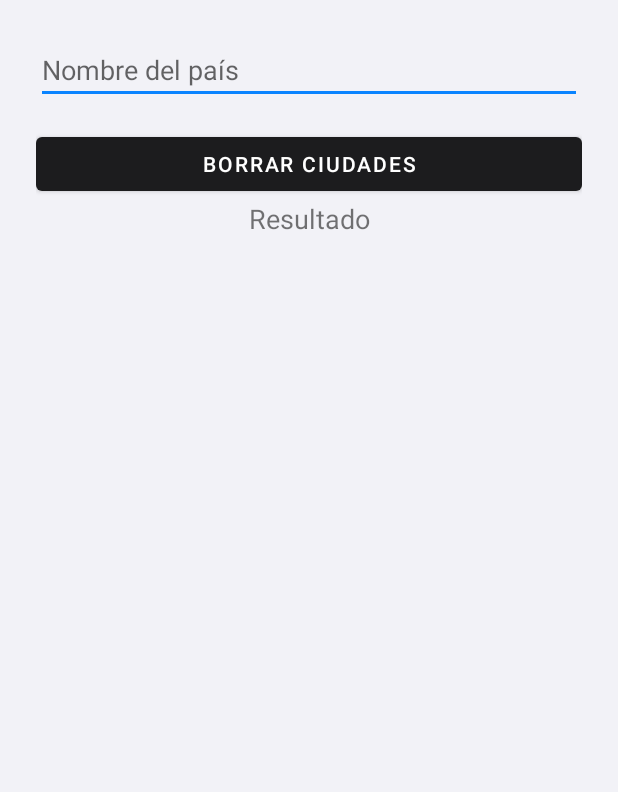
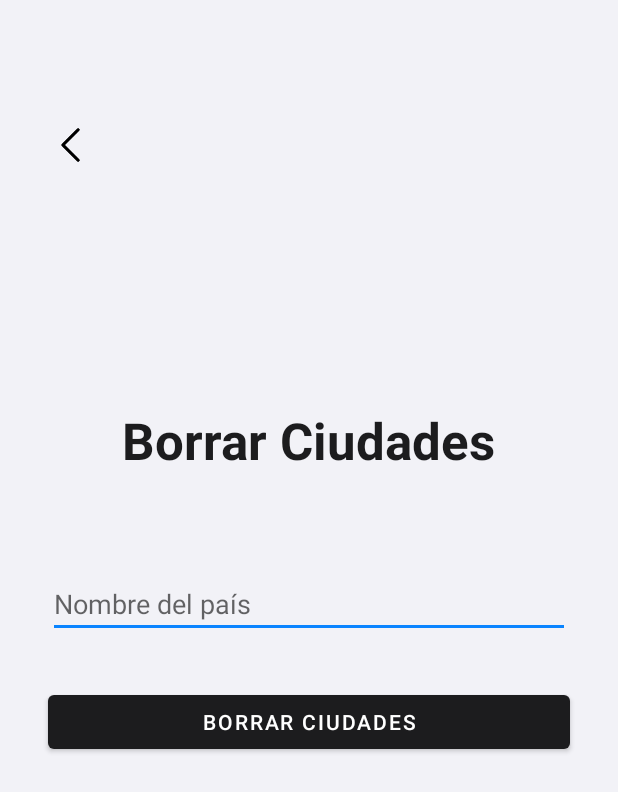
Before and after one commit to benjaelizalde/GP5-TP2_AplicacionesMoviles, an Android app: the BorrarCiudadesPorPaisActivity screen opened directly, with no data from a screen before it, on a phone screen of 412 x 824 dp. Shown: the top 792 px of the screen. Run offline under Robolectric (Android 15) with nearby library versions, the phone set to English and light mode, and no system bars; our stand-ins replace Room's generated code.

Commit message:
Corrige posicion de elementos de activity_borrar_ciudades_por_pais.xml y ajusta codigo de BorrarCiudadesPorPaisActivity

```diff
--- a/TP2_Capitales/app/src/main/java/com/grupo5/app2_capitales/BorrarCiudadesPorPaisActivity.kt
+++ b/TP2_Capitales/app/src/main/java/com/grupo5/app2_capitales/BorrarCiudadesPorPaisActivity.kt
@@ -6,12 +6,14 @@
 import androidx.lifecycle.lifecycleScope
 import com.grupo5.app2_capitales.data.AppDatabase
 import kotlinx.coroutines.launch
+import android.view.View
 
 class BorrarCiudadesPorPaisActivity : AppCompatActivity() {
 
     private lateinit var etPaisABorrar: EditText
     private lateinit var btnBorrarCiudades: Button
     private lateinit var tvResultadoBorrado: TextView
+    private lateinit var ivBack: ImageView
     private lateinit var db: AppDatabase
 
     override fun onCreate(savedInstanceState: Bundle?) {
@@ -21,7 +23,12 @@
         etPaisABorrar = findViewById(R.id.etPaisABorrar)
         btnBorrarCiudades = findViewById(R.id.btnBorrarCiudades)
         tvResultadoBorrado = findViewById(R.id.tvResultadoBorrado)
+        ivBack = findViewById(R.id.ivBack)
         db = AppDatabase.getDatabase(this)
+
+        ivBack.setOnClickListener {
+            finish()
+        }
 
         btnBorrarCiudades.setOnClickListener {
             val pais = etPaisABorrar.text.toString().trim()
@@ -39,5 +46,6 @@
 
     private fun mostrarResultado(mensaje: String) {
         tvResultadoBorrado.text = mensaje
+        tvResultadoBorrado.visibility = View.VISIBLE
     }
 }
--- a/TP2_Capitales/app/src/main/res/layout/activity_borrar_ciudades_por_pais.xml
+++ b/TP2_Capitales/app/src/main/res/layout/activity_borrar_ciudades_por_pais.xml
@@ -5,13 +5,43 @@
     android:layout_height="match_parent"
     android:padding="24dp">
 
+    <ImageView
+        android:id="@+id/ivBack"
+        android:layout_width="30dp"
+        android:layout_height="25dp"
+        android:layout_marginStart="8dp"
+        android:layout_marginTop="60dp"
+        android:contentDescription="Volver"
+        app:layout_constraintStart_toStartOf="parent"
+        app:layout_constraintTop_toTopOf="parent"
+        app:srcCompat="@drawable/back" />
+
+    <TextView
+        android:id="@+id/tvTitulo"
+        android:layout_width="wrap_content"
+        android:layout_height="wrap_content"
+        android:layout_marginBottom="48dp"
+        android:text="Borrar Ciudades"
+        android:textAppearance="@style/TextAppearance.AppCompat.Display1"
+        android:textColor="@color/colorPrimary"
+        android:textStyle="bold"
+        app:layout_constraintBottom_toTopOf="@id/etPaisABorrar"
+        app:layout_constraintEnd_toEndOf="parent"
+        app:layout_constraintStart_toStartOf="parent"
+        app:layout_constraintTop_toTopOf="parent"
+        app:layout_constraintVertical_chainStyle="packed"  />
+
     <EditText
         android:id="@+id/etPaisABorrar"
         android:layout_width="0dp"
         android:layout_height="wrap_content"
         android:hint="Nombre del país"
         android:inputType="text"
-        app:layout_constraintTop_toTopOf="parent"
+        android:layout_marginTop="16dp"
+        android:layout_marginStart="8dp"
+        android:layout_marginEnd="8dp"
+        app:layout_constraintTop_toBottomOf="@id/tvTitulo"
+        app:layout_constraintBottom_toTopOf="@id/btnBorrarCiudades"
         app:layout_constraintStart_toStartOf="parent"
         app:layout_constraintEnd_toEndOf="parent" />
 
@@ -20,8 +50,11 @@
         android:layout_width="0dp"
         android:layout_height="wrap_content"
         android:text="Borrar ciudades"
-        android:layout_marginTop="16dp"
+        android:layout_marginTop="32dp"
+        android:layout_marginStart="8dp"
+        android:layout_marginEnd="8dp"
         app:layout_constraintTop_toBottomOf="@id/etPaisABorrar"
+        app:layout_constraintBottom_toTopOf="@id/tvResultadoBorrado"
         app:layout_constraintStart_toStartOf="parent"
         app:layout_constraintEnd_toEndOf="parent" />
 
@@ -29,9 +62,12 @@
         android:id="@+id/tvResultadoBorrado"
         android:layout_width="0dp"
         android:layout_height="wrap_content"
+        android:layout_marginTop="24dp"
         android:text="Resultado"
         android:textSize="18sp"
         android:gravity="center"
+        android:visibility="invisible"
+        app:layout_constraintBottom_toBottomOf="parent"
         app:layout_constraintTop_toBottomOf="@id/btnBorrarCiudades"
         app:layout_constraintStart_toStartOf="parent"
         app:layout_constraintEnd_toEndOf="parent" />
```
